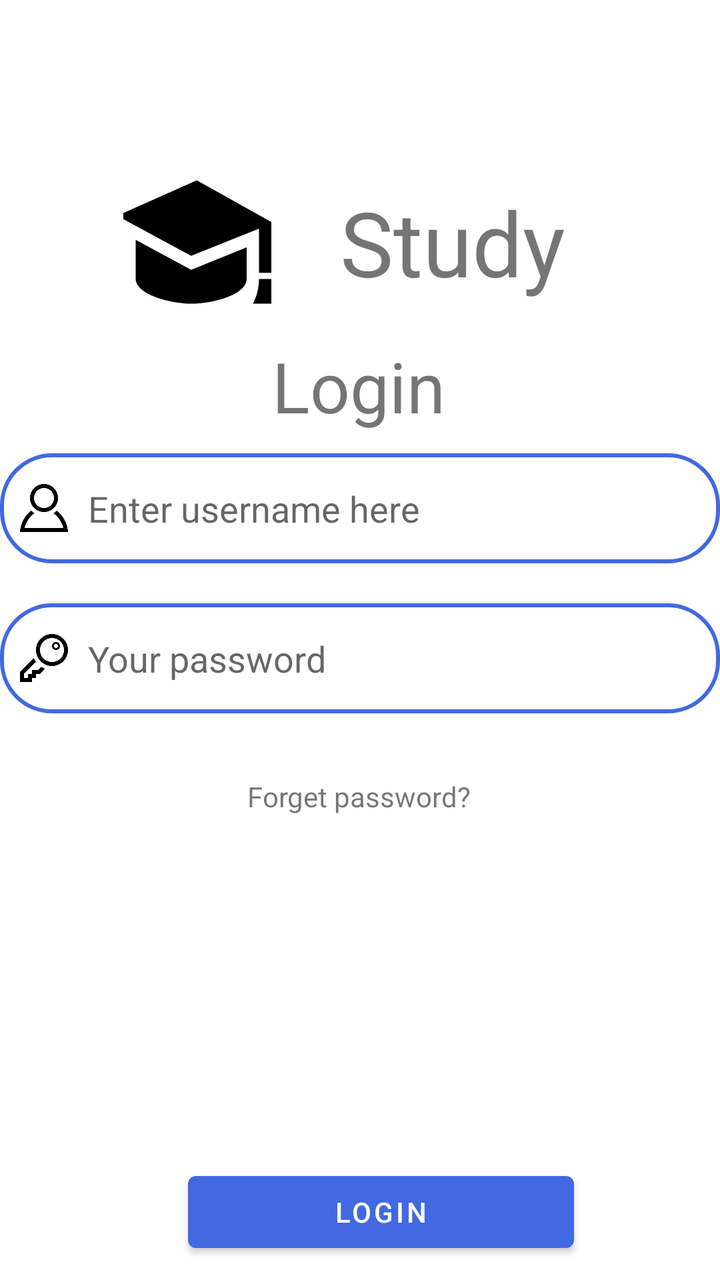
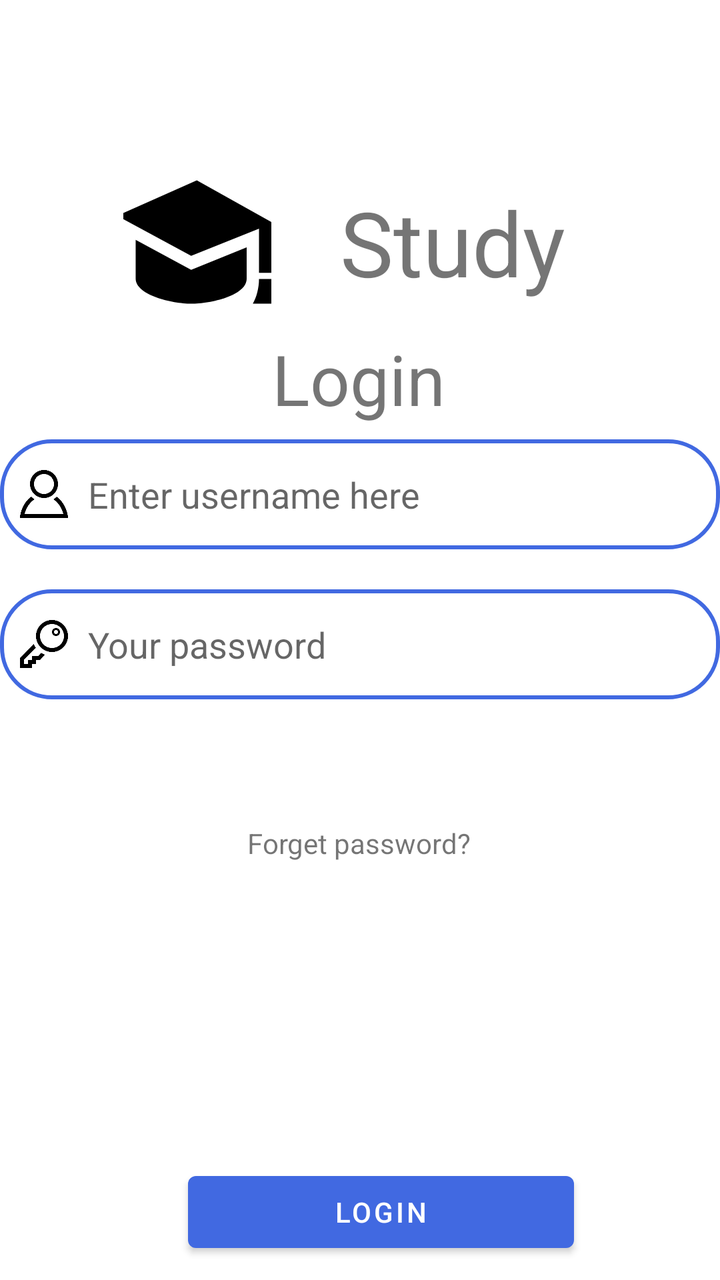

An Android layout rendered at two revisions. The XML below is the earlier revision; the diff shows what the commit changed to produce the second picture.
<!-- AndroidManifest.xml: application theme Theme.Front2 -->
<!-- res/layout/activity_login.xml -->
<?xml version="1.0" encoding="utf-8"?>
<androidx.constraintlayout.widget.ConstraintLayout xmlns:android="http://schemas.android.com/apk/res/android"
    xmlns:app="http://schemas.android.com/apk/res-auto"
    xmlns:tools="http://schemas.android.com/tools"
    android:id="@+id/main"
    android:layout_width="match_parent"
    android:layout_height="match_parent"
    tools:context=".login.LoginActivity">

    <ImageView
        android:id="@+id/imageView"
        android:layout_width="79dp"
        android:layout_height="74dp"
        android:src="@drawable/education_1"
        app:layout_constraintBottom_toTopOf="@+id/linearLayout3"
        app:layout_constraintEnd_toEndOf="parent"
        app:layout_constraintHorizontal_bias="0.21"
        app:layout_constraintStart_toStartOf="parent"
        app:layout_constraintTop_toTopOf="parent"
        app:layout_constraintVertical_bias="0.169" />

    <LinearLayout
        android:id="@+id/linearLayout4"
        android:layout_width="360dp"
        android:layout_height="wrap_content"
        android:orientation="vertical"
        android:paddingTop="5dp"
        app:layout_constraintBottom_toTopOf="@+id/linearLayout3"
        app:layout_constraintEnd_toEndOf="parent"
        app:layout_constraintHorizontal_bias="0.49"
        app:layout_constraintStart_toStartOf="parent"
        app:layout_constraintTop_toBottomOf="@+id/imageView"
        app:layout_constraintVertical_bias="0.228">


        <EditText
            android:id="@+id/username_login"
            android:layout_width="match_parent"
            android:layout_height="55dp"
            android:background="@drawable/login_edit_shape"
            android:drawableLeft="@drawable/login_account_icon"
            android:drawablePadding="10dp"
            android:hint="@string/login_email_hint"
            android:inputType="textEmailAddress"
            android:singleLine="true" />

        <View
            android:layout_width="match_parent"
            android:layout_height="20dp" />

        <EditText
            android:id="@+id/password_login"
            android:layout_width="match_parent"
            android:layout_height="55dp"
            android:background="@drawable/login_edit_shape"
            android:drawableLeft="@drawable/login_password_icon"
            android:drawablePadding="10dp"
            android:hint="@string/login_password_hint"
            android:inputType="textPassword"
            android:singleLine="true" />
    </LinearLayout>

    <LinearLayout
        android:id="@+id/linearLayout3"
        android:layout_width="match_parent"
        android:layout_height="wrap_content"
        android:padding="10dp"
        android:weightSum="6"
        app:layout_constraintBottom_toBottomOf="parent"
        app:layout_constraintStart_toStartOf="parent"
        app:layout_constraintVertical_bias="1.0">


        <View
            android:layout_width="0dp"
            android:layout_height="0dp"
            android:layout_weight="2" />

        <Button
            android:id="@+id/button_login"
            android:layout_width="wrap_content"
            android:layout_height="wrap_content"
            android:layout_weight="2.5"
            android:text="@string/login_button_login" />
    </LinearLayout>

    <TextView
        android:id="@+id/login_forget"
        android:layout_width="wrap_content"
        android:layout_height="wrap_content"
        android:layout_marginTop="32dp"
        android:text="@string/login_forget"
        app:layout_constraintEnd_toEndOf="parent"
        app:layout_constraintHorizontal_bias="0.498"
        app:layout_constraintStart_toStartOf="parent"
        app:layout_constraintTop_toBottomOf="@+id/linearLayout4" />

    <TextView
        android:id="@+id/textView2"
        android:layout_width="wrap_content"
        android:layout_height="wrap_content"
        android:layout_marginTop="164dp"
        android:text="Login"
        android:textSize="35dp"
        app:layout_constraintBottom_toTopOf="@+id/linearLayout4"
        app:layout_constraintEnd_toEndOf="parent"
        app:layout_constraintHorizontal_bias="0.498"
        app:layout_constraintStart_toStartOf="parent"
        app:layout_constraintTop_toTopOf="parent"
        app:layout_constraintVertical_bias="0.529" />

    <TextView
        android:id="@+id/textView5"
        android:layout_width="wrap_content"
        android:layout_height="wrap_content"
        android:text="Study"
        android:textSize="45dp"
        app:layout_constraintBottom_toTopOf="@+id/linearLayout3"
        app:layout_constraintEnd_toEndOf="parent"
        app:layout_constraintHorizontal_bias="0.294"
        app:layout_constraintStart_toEndOf="@+id/imageView"
        app:layout_constraintTop_toTopOf="parent"
        app:layout_constraintVertical_bias="0.178" />


</androidx.constraintlayout.widget.ConstraintLayout>
<!-- resources referenced by this layout -->
<resources>
  <!-- drawable education_1 (drawable) -->
  <vector xmlns:android="http://schemas.android.com/apk/res/android"
      android:width="24dp"
      android:height="24dp"
      android:viewportWidth="24"
      android:viewportHeight="24">
    <path
        android:fillColor="#FF000000"
        android:pathData="M20,12.875v5.068c0,2.754 -5.789,4.057 -9,4.057 -3.052,0 -9,-1.392 -9,-4.057v-6.294l9,4.863 9,-3.637zM11.917,2l-12.917,5.75 12,6.5 11,-4.417v7.167h2v-8.25l-12.083,-6.75zM25,22h-4c0.578,-1 1,-2.5 1,-4h2c0,1.516 0.391,2.859 1,4z"/>
  </vector>
  <!-- drawable login_account_icon (drawable) -->
  <vector xmlns:android="http://schemas.android.com/apk/res/android"
      android:width="24dp"
      android:height="24dp"
      android:viewportWidth="24"
      android:viewportHeight="24">
    <path
        android:fillColor="#FF000000"
        android:pathData="M12,2c2.757,0 5,2.243 5,5.001 0,2.756 -2.243,5 -5,5s-5,-2.244 -5,-5c0,-2.758 2.243,-5.001 5,-5.001zM12,0c-3.866,0 -7,3.134 -7,7.001 0,3.865 3.134,7 7,7s7,-3.135 7,-7c0,-3.867 -3.134,-7.001 -7,-7.001zM18.369,13.353c-0.497,0.498 -1.057,0.931 -1.658,1.302 2.872,1.874 4.378,5.083 4.972,7.346h-19.387c0.572,-2.29 2.058,-5.503 4.973,-7.358 -0.603,-0.374 -1.162,-0.811 -1.658,-1.312 -4.258,3.072 -5.611,8.506 -5.611,10.669h24c0,-2.142 -1.44,-7.557 -5.631,-10.647z"/>
  </vector>
  <!-- drawable login_edit_shape (drawable) -->
  <?xml version="1.0" encoding="UTF-8"?>
  <shape xmlns:android="http://schemas.android.com/apk/res/android" android:shape="rectangle" >
      
      <padding
          android:left="10dp"
          android:right="10dp"
          android:top="7dp"
          android:bottom="7dp"  />
      
      <corners android:radius="25dp" />
      
      
      
      <stroke
          android:width="6px"
          android:color="@color/royalBlue" >
      </stroke>
  
  </shape>
  <!-- drawable login_password_icon (drawable) -->
  <vector xmlns:android="http://schemas.android.com/apk/res/android"
      android:width="24dp"
      android:height="24dp"
      android:viewportWidth="24"
      android:viewportHeight="24">
    <path
        android:fillColor="#FF000000"
        android:pathData="M16,2c3.309,0 6,2.691 6,6s-2.691,6 -6,6 -6,-2.691 -6,-6 2.691,-6 6,-6zM16,0c-4.418,0 -8,3.582 -8,8s3.582,8 8,8 8,-3.582 8,-8 -3.582,-8 -8,-8zM10.595,16.4l-1.472,1.6h-3.123v2h-2v2h-2v-2.179l5.903,-5.976c-0.404,-0.559 -0.754,-1.158 -1.038,-1.795l-6.865,6.95v5h6v-2h2v-2h2l2.451,-2.663c-0.655,-0.249 -1.276,-0.562 -1.856,-0.937zM18,5c0.551,0 1,0.449 1,1s-0.449,1 -1,1 -1,-0.449 -1,-1 0.449,-1 1,-1zM18,4c-1.104,0 -2,0.896 -2,2s0.896,2 2,2 2,-0.896 2,-2 -0.896,-2 -2,-2z"/>
  </vector>
  <string name="login_button_login">Login</string>
  <string name="login_email_hint">Enter username here</string>
  <string name="login_forget">Forget password?</string>
  <string name="login_password_hint">Your password</string>
  <style name="Theme.Front2" parent="Theme.MaterialComponents.DayNight.NoActionBar">
          
          <item name="colorPrimary">@color/royalBlue</item>
          <item name="colorPrimaryVariant">@color/lightSkyBlue</item>
          <item name="colorOnPrimary">@color/white</item>
          
          <item name="colorSecondary">@color/deepSkyBlue1</item>
          <item name="colorSecondaryVariant">@color/deepSkyBlue3</item>
          <item name="colorOnSecondary">@color/WhiteSmoke</item>
          
          <item name="android:statusBarColor" tools:targetApi="l">?attr/colorPrimary</item>
          
      </style>
  <color name="royalBlue">#4169E1</color>
  <color name="lightSkyBlue">#87CEFA</color>
  <color name="white">#FFFFFFFF</color>
  <color name="deepSkyBlue1">#00BFFF</color>
  <color name="deepSkyBlue3">#009ACD</color>
  <color name="WhiteSmoke">#F5F5F5</color>
</resources>

<!-- the commit's change to res/layout/activity_login.xml (unified diff, before → after) -->
@@ -58,6 +58,14 @@
             android:hint="@string/login_password_hint"
             android:inputType="textPassword"
             android:singleLine="true" />
+
+        <TextView
+            android:id="@+id/login_error_label"
+            android:layout_width="match_parent"
+            android:layout_height="wrap_content"
+            android:layout_marginTop="10dp"
+            android:textSize="15sp"
+            android:textColor="@color/red" />
     </LinearLayout>
 
     <LinearLayout
<!-- resource entries referenced after the edit -->
@@ -1,5 +1,6 @@
 <!-- resources referenced by this layout -->
 <resources>
+  <color name="red">#FF0000</color>
   <!-- drawable education_1 (drawable) -->
   <vector xmlns:android="http://schemas.android.com/apk/res/android"
       android:width="24dp"
